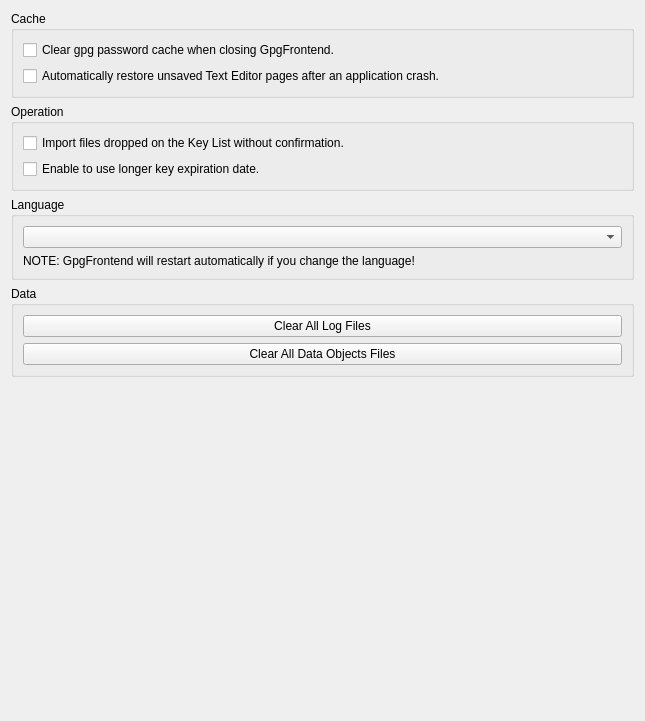
Qt form ui/GeneralSettings.ui (saturneric/GpgFrontend) before a commit.
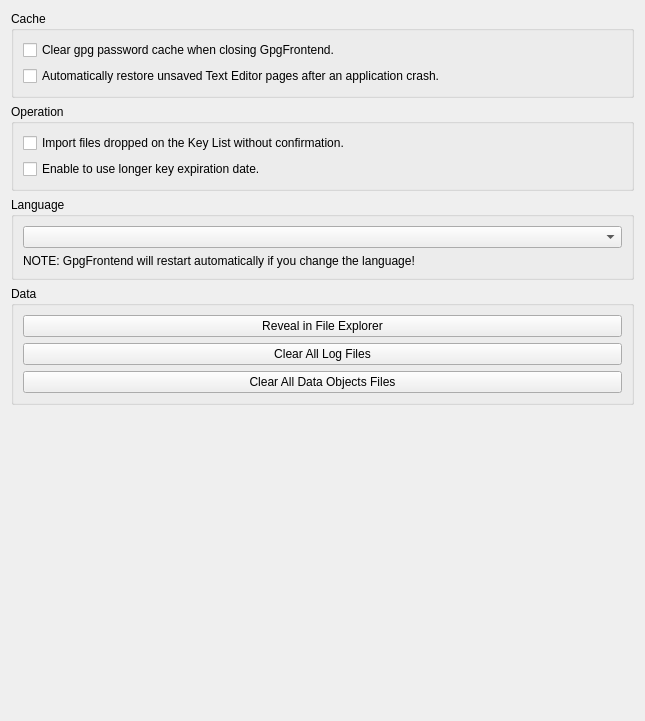
The same form after that commit.

```diff
--- a/ui/GeneralSettings.ui
+++ b/ui/GeneralSettings.ui
@@ -105,6 +105,13 @@
        <layout class="QGridLayout" name="gridLayout_7">
         <item row="0" column="0">
          <layout class="QVBoxLayout" name="verticalLayout_7">
+          <item>
+           <widget class="QPushButton" name="revealInFileExplorerButton">
+            <property name="text">
+             <string>Reveal in File Explorer</string>
+            </property>
+           </widget>
+          </item>
           <item>
            <widget class="QPushButton" name="clearAllLogFilesButton">
             <property name="text">
```
